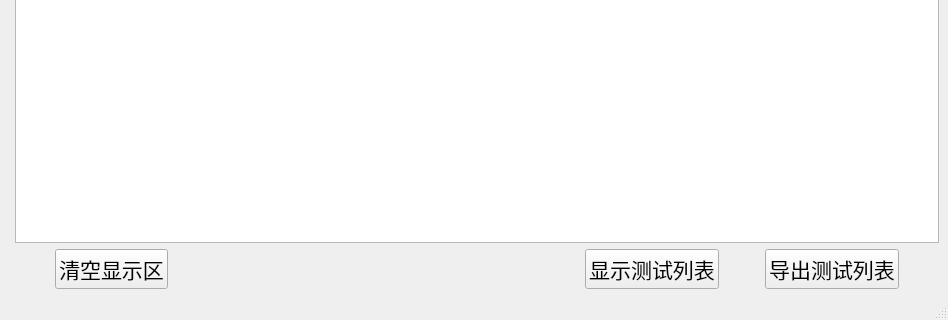
Qt form mainwindow.ui (inintrovert-zhang/qt_serial_app) before a commit; both pictures show x 0 to 948 and y 280 to 600 of the 948 by 600 pixel window.
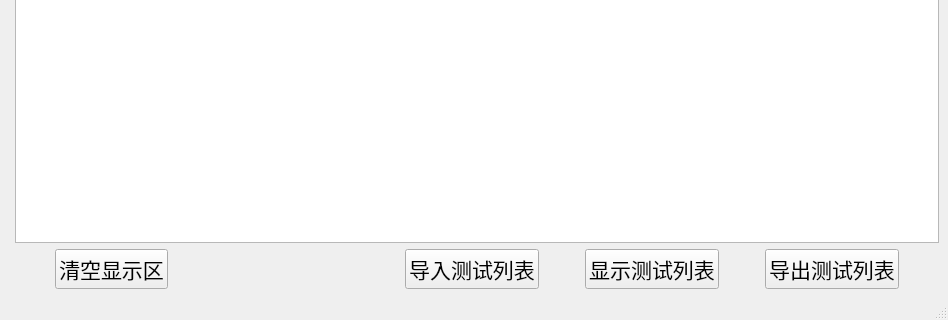
The same form after that commit.

Commit message: 增加导入测试数据

Diff of the .ui file:
```diff
--- a/mainwindow.ui
+++ b/mainwindow.ui
@@ -280,6 +280,35 @@
         </property>
        </spacer>
       </item>
+      <item>
+       <widget class="QPushButton" name="pushButton_3">
+        <property name="font">
+         <font>
+          <family>AcadEref</family>
+          <pointsize>16</pointsize>
+         </font>
+        </property>
+        <property name="text">
+         <string>导入测试列表</string>
+        </property>
+       </widget>
+      </item>
+      <item>
+       <spacer name="horizontalSpacer_9">
+        <property name="orientation">
+         <enum>Qt::Horizontal</enum>
+        </property>
+        <property name="sizeType">
+         <enum>QSizePolicy::Fixed</enum>
+        </property>
+        <property name="sizeHint" stdset="0">
+         <size>
+          <width>40</width>
+          <height>20</height>
+         </size>
+        </property>
+       </spacer>
+      </item>
       <item>
        <widget class="QPushButton" name="sendBtn_db">
         <property name="font">
```
The commit also changes 10 other files.
